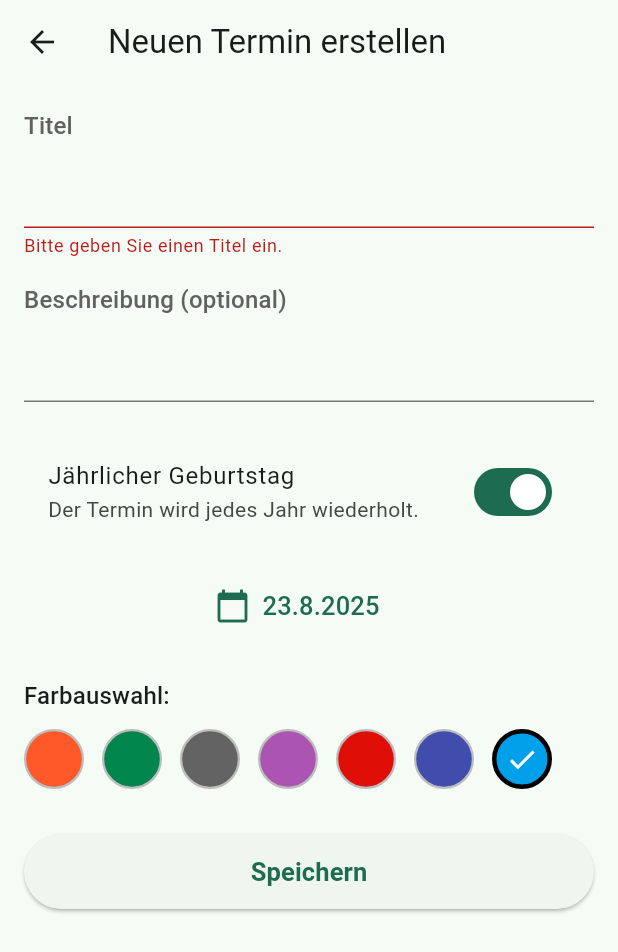
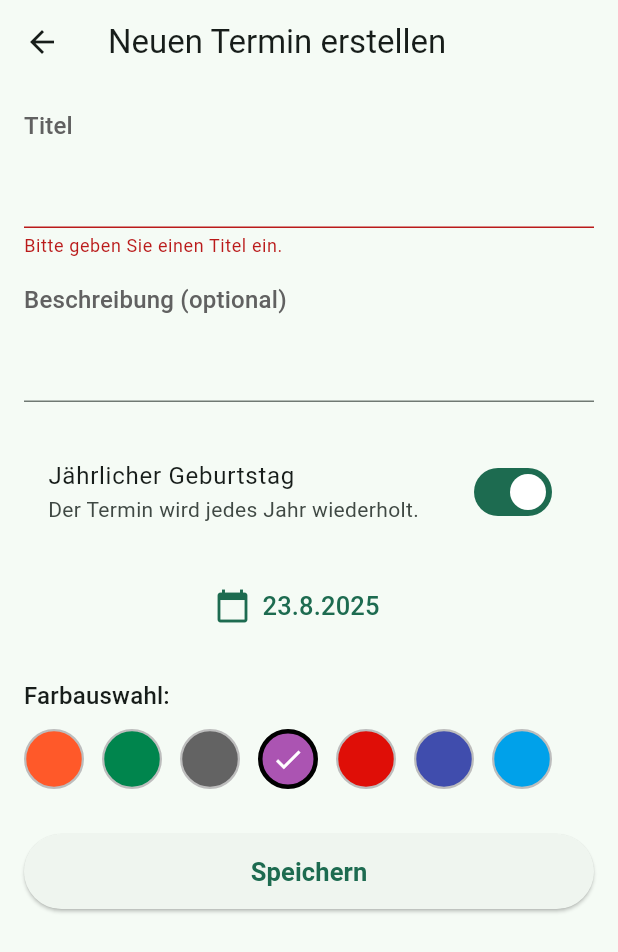
Before and after one commit to urdev-github1/ukalender2, a Flutter app: the AddEventScreen screen opened directly with empty values, after a tap on "Jährlicher Geburtstag", after a tap on "Speichern", on a phone screen of 412 x 824 dp. Shown: the top 952 px of the screen. Run offline on Flutter 3.47's test engine with Material 3 defaults, Android fonts, the phone set to English and light mode, and no system bars; our stand-ins replace file_picker, firebase_core, firebase_messaging, flutter_local_notifications, package_info_plus, share_plus and 4 more; missing offline and left inert: add_2_calendar, icalendar_parser, icalendar_plus; accounts and stored records are empty; network calls fail.

Commit message:
Geburtstag Eventfarbe violett

```diff
--- a/lib/screens/add_event_screen.dart
+++ b/lib/screens/add_event_screen.dart
@@ -28,8 +28,6 @@ class _AddEventScreenState extends State<AddEventScreen> {
   late DateTime _selectedDate;
   late TimeOfDay _selectedTime;
   late Color _selectedColor;
-
-  // NEU: Zustand für den Geburtstags-Schalter
   bool _isBirthday = false;
 
   final Uuid _uuid = const Uuid();
@@ -46,10 +44,10 @@ class _AddEventScreenState extends State<AddEventScreen> {
       _selectedDate = event.date;
       _selectedTime = TimeOfDay.fromDateTime(event.date);
       _selectedColor = event.color;
-      // NEU: Initialwert für den Schalter aus dem bestehenden Event setzen
       _isBirthday = event.isBirthday;
     } else {
       _selectedTime = TimeOfDay.now();
+      // Standardfarbe für neue Termine (hellblau)
       _selectedColor = AppColors.eventColors.last;
     }
   }
@@ -126,7 +124,6 @@ class _AddEventScreenState extends State<AddEventScreen> {
     );
   }
 
-  /// Erstellt ein einheitliches Eingabefeld mit einem externen Label.
   Widget _buildTitledTextField({
     required BuildContext context,
     required String label,
@@ -231,18 +228,32 @@ class _AddEventScreenState extends State<AddEventScreen> {
                 ),
                 const SizedBox(height: 24),
 
-                // NEU: Schalter für die Geburtstagseingabe
                 SwitchListTile(
                   title: const Text('Jährlicher Geburtstag'),
                   subtitle: const Text(
                     'Der Termin wird jedes Jahr wiederholt.',
                   ),
                   value: _isBirthday,
+                  // =======================================================================
+                  // ==================== HIER BEGINNT DIE ÄNDERUNG ========================
+                  // =======================================================================
                   onChanged: (bool value) {
                     setState(() {
                       _isBirthday = value;
+                      // NEU: Logik zur automatischen Farbzuweisung
+                      if (value) {
+                        // Wenn der Schalter aktiviert wird, setze die Farbe auf Violett.
+                        _selectedColor = AppColors.violet;
+                      } else {
+                        // Wenn der Schalter deaktiviert wird, setze die Farbe
+                        // auf den Standardwert für normale Termine zurück.
+                        _selectedColor = AppColors.lightBlue;
+                      }
                     });
                   },
+                  // =======================================================================
+                  // ===================== HIER ENDET DIE ÄNDERUNG =========================
+                  // =======================================================================
                 ),
                 const SizedBox(height: 16),
 
@@ -260,7 +271,6 @@ class _AddEventScreenState extends State<AddEventScreen> {
                     ),
                     const SizedBox(width: 12),
 
-                    // NEU: Zeitauswahl wird nur angezeigt, wenn es KEIN Geburtstag ist
                     if (!_isBirthday)
                       Expanded(
                         child: TextButton.icon(
@@ -284,7 +294,6 @@ class _AddEventScreenState extends State<AddEventScreen> {
                     ),
                     onPressed: () {
                       if (_formKey.currentState!.validate()) {
-                        // NEU: Bei Geburtstagen wird die Zeit auf Mitternacht gesetzt
                         final eventTime = _isBirthday
                             ? const TimeOfDay(hour: 0, minute: 0)
                             : _selectedTime;
@@ -307,22 +316,19 @@ class _AddEventScreenState extends State<AddEventScreen> {
                               ? null
                               : _descController.text,
                           date: eventDateTime,
-                          color: _selectedColor,
-                          // NEU: Das Flag für den Geburtstag wird übergeben
+                          color:
+                              _selectedColor, // Die korrekte Farbe wird gespeichert
                           isBirthday: _isBirthday,
                         );
 
-                        // NEU: Angepasste Logik für Benachrichtigungen
                         DateTime notificationDate = finalEvent.date;
                         if (finalEvent.isBirthday) {
                           final now = DateTime.now();
-                          // Nächster Geburtstag in diesem Jahr
                           DateTime nextBirthday = DateTime(
                             now.year,
                             finalEvent.date.month,
                             finalEvent.date.day,
                           );
-                          // Wenn der Geburtstag dieses Jahr schon war, nimm das nächste Jahr
                           if (nextBirthday.isBefore(now)) {
                             nextBirthday = DateTime(
                               now.year + 1,
@@ -338,7 +344,7 @@ class _AddEventScreenState extends State<AddEventScreen> {
                         NotificationService().scheduleReminders(
                           notificationId,
                           finalEvent.title,
-                          notificationDate, // Verwende das korrekte Datum
+                          notificationDate,
                         );
 
                         if (!mounted) return;
```
Also changed, not shown: lib/screens/calendar_screen.dart (+13 -24 lines).
